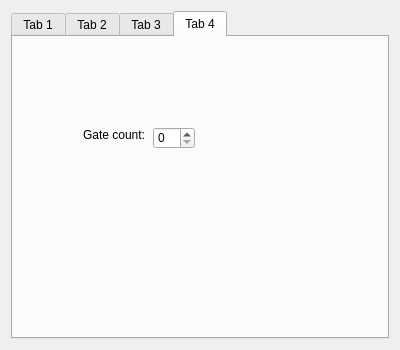
Above: BambooTracker/gui/instrument_editor/instrument_editor_ssg_form.ui from BambooTracker/BambooTracker before the change. Below: the same form after it.
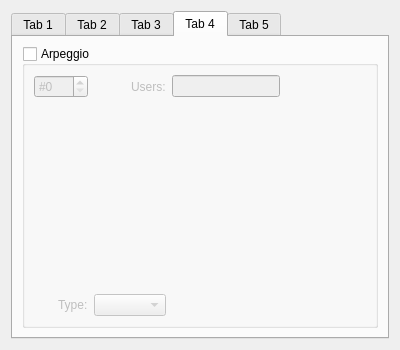
That is the form after the change. The open tabs and pages were chosen to show the change. Custom widgets are drawn as their Qt base class.

Commit message: Add SSG arpeggio edit

The edit to the form file:
```diff
--- a/BambooTracker/gui/instrument_editor/instrument_editor_ssg_form.ui
+++ b/BambooTracker/gui/instrument_editor/instrument_editor_ssg_form.ui
@@ -244,6 +244,81 @@
      <widget class="QWidget" name="tab_4">
       <attribute name="title">
        <string>Tab 4</string>
+      </attribute>
+      <layout class="QGridLayout" name="gridLayout_9">
+       <item row="0" column="0">
+        <widget class="QGroupBox" name="arpEditGroupBox">
+         <property name="title">
+          <string>Arpeggio</string>
+         </property>
+         <property name="checkable">
+          <bool>true</bool>
+         </property>
+         <property name="checked">
+          <bool>false</bool>
+         </property>
+         <layout class="QGridLayout" name="gridLayout_8">
+          <item row="0" column="3">
+           <spacer name="horizontalSpacer_4">
+            <property name="orientation">
+             <enum>Qt::Horizontal</enum>
+            </property>
+            <property name="sizeHint" stdset="0">
+             <size>
+              <width>40</width>
+              <height>20</height>
+             </size>
+            </property>
+           </spacer>
+          </item>
+          <item row="0" column="2">
+           <widget class="QLineEdit" name="arpUsersLineEdit">
+            <property name="enabled">
+             <bool>false</bool>
+            </property>
+            <property name="readOnly">
+             <bool>true</bool>
+            </property>
+           </widget>
+          </item>
+          <item row="0" column="0">
+           <widget class="QSpinBox" name="arpNumSpinBox">
+            <property name="prefix">
+             <string>#</string>
+            </property>
+            <property name="maximum">
+             <number>127</number>
+            </property>
+           </widget>
+          </item>
+          <item row="0" column="1" alignment="Qt::AlignRight">
+           <widget class="QLabel" name="arpUsersLabel">
+            <property name="text">
+             <string>Users:</string>
+            </property>
+           </widget>
+          </item>
+          <item row="1" column="0" colspan="4">
+           <widget class="VisualizedInstrumentMacroEditor" name="arpEditor" native="true"/>
+          </item>
+          <item row="2" column="0" alignment="Qt::AlignRight">
+           <widget class="QLabel" name="arpTypeLabel">
+            <property name="text">
+             <string>Type:</string>
+            </property>
+           </widget>
+          </item>
+          <item row="2" column="1">
+           <widget class="QComboBox" name="arpTypeComboBox"/>
+          </item>
+         </layout>
+        </widget>
+       </item>
+      </layout>
+     </widget>
+     <widget class="QWidget" name="tab_5">
+      <attribute name="title">
+       <string>Tab 5</string>
       </attribute>
       <widget class="QLabel" name="gateCountLabel">
        <property name="geometry">
```
Left out of the diff: 2 changed lines with no effect on the pictures. The commit also changes 19 other files.
